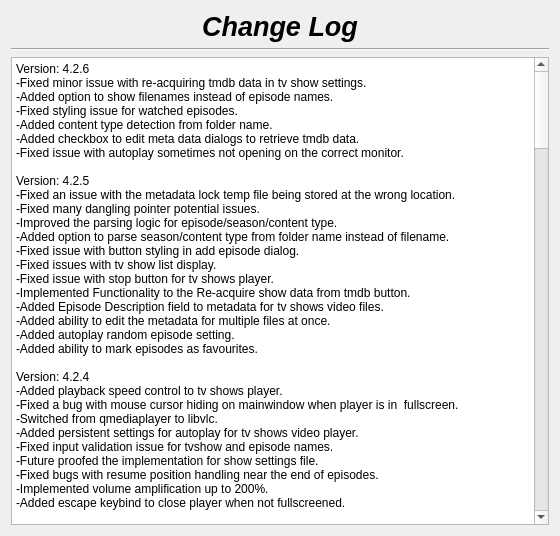
Old version of the form changelog.ui in the repository therealMaPMaKeR/MMDiary.
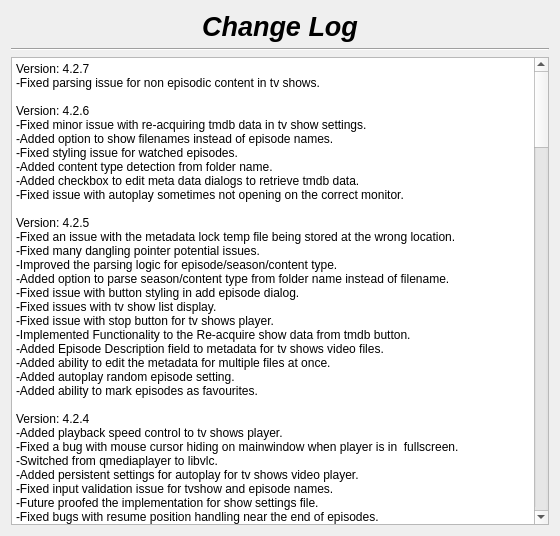
New version of the form.

Commit message: fixed issue with special content parsing

The edit to the form file:
```diff
--- a/changelog.ui
+++ b/changelog.ui
@@ -55,7 +55,7 @@
 li.unchecked::marker { content: &quot;\2610&quot;; }
 li.checked::marker { content: &quot;\2612&quot;; }
 &lt;/style&gt;&lt;/head&gt;&lt;body style=&quot; font-family:'Segoe UI'; font-size:9pt; font-weight:400; font-style:normal;&quot;&gt;
-&lt;p style=&quot; margin-top:0px; margin-bottom:0px; margin-left:0px; margin-right:0px; -qt-block-indent:0; text-indent:0px;&quot;&gt;Version: 4.2.6&lt;br /&gt;-Fixed minor issue with re-acquiring tmdb data in tv show settings.&lt;/p&gt;
+&lt;p style=&quot; margin-top:0px; margin-bottom:0px; margin-left:0px; margin-right:0px; -qt-block-indent:0; text-indent:0px;&quot;&gt;Version: 4.2.7&lt;br /&gt;-Fixed parsing issue for non episodic content in tv shows.&lt;br /&gt;&lt;br /&gt;Version: 4.2.6&lt;br /&gt;-Fixed minor issue with re-acquiring tmdb data in tv show settings.&lt;/p&gt;
 &lt;p style=&quot; margin-top:0px; margin-bottom:0px; margin-left:0px; margin-right:0px; -qt-block-indent:0; text-indent:0px;&quot;&gt;-Added option to show filenames instead of episode names.&lt;br /&gt;-Fixed styling issue for watched episodes.&lt;/p&gt;
 &lt;p style=&quot; margin-top:0px; margin-bottom:0px; margin-left:0px; margin-right:0px; -qt-block-indent:0; text-indent:0px;&quot;&gt;-Added content type detection from folder name.&lt;br /&gt;-Added checkbox to edit meta data dialogs to retrieve tmdb data.&lt;br /&gt;-Fixed issue with autoplay sometimes not opening on the correct monitor.&lt;br /&gt;&lt;br /&gt;Version: 4.2.5&lt;br /&gt;-Fixed an issue with the metadata lock temp file being stored at the wrong location.&lt;br /&gt;-Fixed many dangling pointer potential issues.&lt;/p&gt;
 &lt;p style=&quot; margin-top:0px; margin-bottom:0px; margin-left:0px; margin-right:0px; -qt-block-indent:0; text-indent:0px;&quot;&gt;-Improved the parsing logic for episode/season/content type.&lt;br /&gt;-Added option to parse season/content type from folder name instead of filename.&lt;br /&gt;-Fixed issue with button styling in add episode dialog.&lt;/p&gt;
```
The commit also changes 1 other file.
